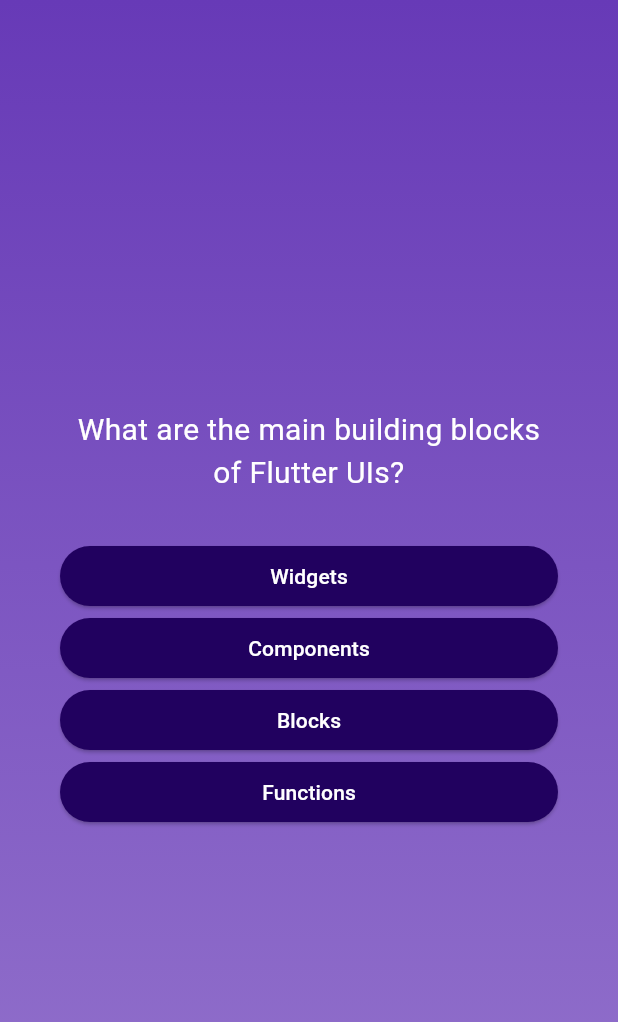
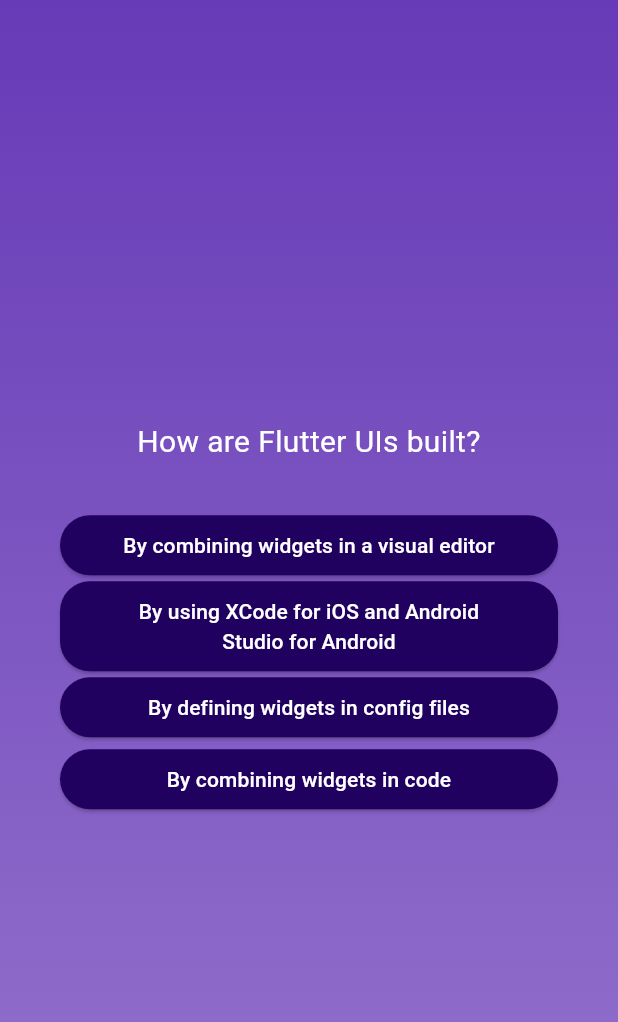
Before and after one commit to alifrizqullahmaruf/Quiz-App-Flutter, a Flutter app: the screen it shows after launch, after a tap on "Start Quiz", after a tap on "Components", on a phone screen of 412 x 824 dp. Shown: the top 1022 px of the screen. Run offline on Flutter 3.47's test engine with Material 3 defaults, Android fonts, the phone set to English and light mode, and no system bars.

Commit message:
add some function for shuffle

```diff
--- a/lib/models/answer_button.dart
+++ b/lib/models/answer_button.dart
@@ -24,7 +24,7 @@ class AnswerButton extends StatelessWidget {
           shape: RoundedRectangleBorder(
             borderRadius: BorderRadius.circular(20),
           )),
-      child: Text(answerText),
+      child: Text(answerText,textAlign: TextAlign.center,),
     );
   }
 }
--- a/lib/models/quiz_question.dart
+++ b/lib/models/quiz_question.dart
@@ -3,4 +3,10 @@ class QuizQuestion {
 
   final String text;
   final List<String> answers;
+
+  List<String> getShuffleAnswers() {
+    final ShuffledList = List.of(answers);
+    ShuffledList.shuffle();
+    return ShuffledList;
+  }
 }
--- a/lib/question_screen.dart
+++ b/lib/question_screen.dart
@@ -10,9 +10,17 @@ class QuestionScreen extends StatefulWidget {
 }
 
 class _QuestionScreenState extends State<QuestionScreen> {
-  final currentQuestion = questions[0];
+  var currentQuestionsIndex = 0;
+
+  void answerButtons() {
+    setState(() {
+      currentQuestionsIndex++;
+    });
+  }
+
   @override
   Widget build(BuildContext context) {
+  var currentQuestion = questions[currentQuestionsIndex];
     return SizedBox(
       width: double.infinity,
       child: Container(
@@ -32,8 +40,8 @@ class _QuestionScreenState extends State<QuestionScreen> {
             const SizedBox(
               height: 30,
             ),
-            ...currentQuestion.answers.map((answer){
-              return AnswerButton(answerText: answer, onTap: (){});
+            ...currentQuestion.getShuffleAnswers().map((answer) {
+              return AnswerButton(answerText: answer, onTap: answerButtons);
             }),
           ],
         ),
--- a/pubspec.yaml
+++ b/pubspec.yaml
@@ -19,7 +19,7 @@ publish_to: 'none' # Remove this line if you wish to publish to pub.dev
 version: 1.0.0+1
 
 environment:
-  sdk: '>=3.2.3 <4.0.0'
+  sdk: '>=3.2.0 <4.0.0'
 
 # Dependencies specify other packages that your package needs in order to work.
 # To automatically upgrade your package dependencies to the latest versions
```
Also changed, not shown: pubspec.lock.
